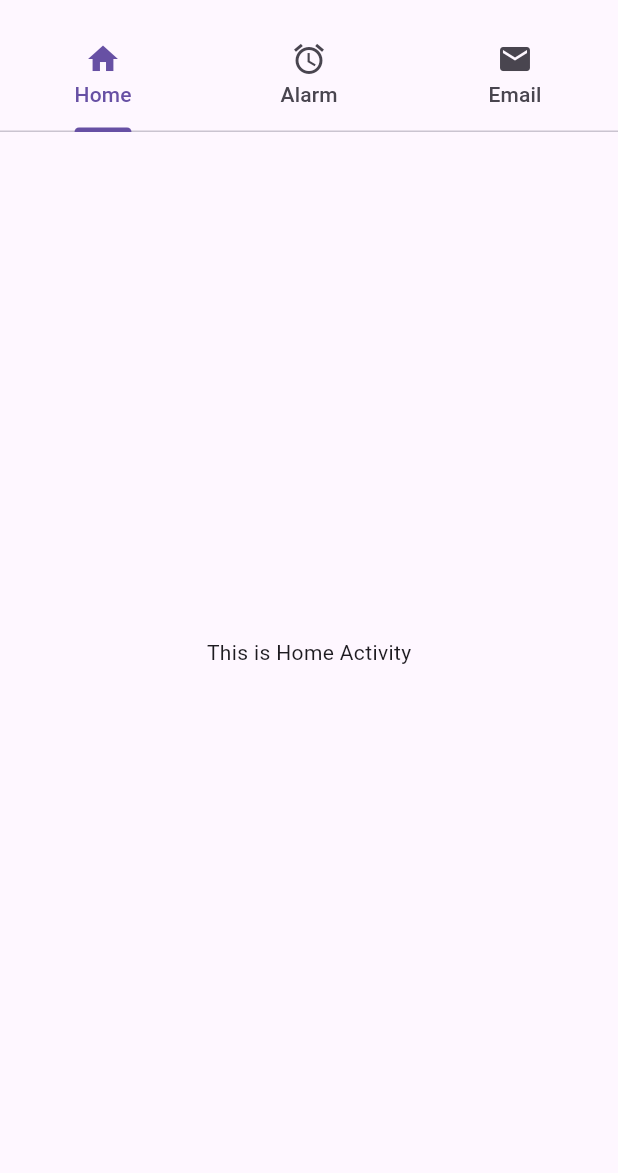
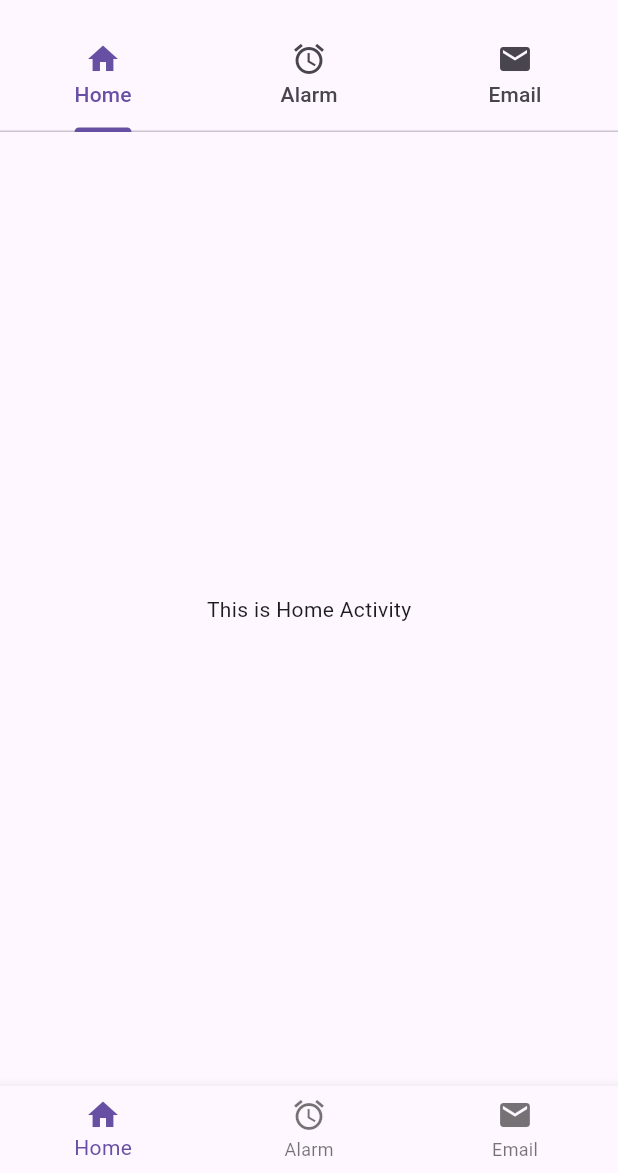
Before and after one commit to alkawsar1030/top_navigation_buttom_navitation_drawer, a Flutter app: the screen it shows after launch, on a phone screen of 412 x 824 dp, the part 63-1236 px from its top. Run offline on Flutter 3.47's test engine with Material 3 defaults, Android fonts, the phone set to English and light mode, and no system bars.

Commit message:
Top navigation wit Buttonnavigation with evey page linked

```diff
--- a/lib/alarmActivity.dart
+++ b/lib/alarmActivity.dart
@@ -1,10 +1,17 @@
 import 'package:flutter/material.dart';
+
+import 'widgets/custom_bottom_nav.dart';
+
 
 class Alarmactivity extends StatelessWidget {
   const Alarmactivity({super.key});
 
   @override
   Widget build(BuildContext context) {
-    return  Container(child: Center(child: Text('This is Alarm Activity')),);
+    return  Scaffold(
+
+      body: const Center(child: Text('Alarm Page')),
+      bottomNavigationBar: const CustomBottomNav(currentIndex: 1),
+    );
   }
 }
--- a/lib/emailActivity.dart
+++ b/lib/emailActivity.dart
@@ -1,10 +1,15 @@
 import 'package:flutter/material.dart';
+import 'widgets/custom_bottom_nav.dart';
 
 class Emailactivity extends StatelessWidget {
   const Emailactivity({super.key});
 
   @override
   Widget build(BuildContext context) {
-    return  Container(child: Center(child: Text('This is Email Activity')),);
+    return Scaffold(
+
+      body: const Center(child: Text('Email Page')),
+      bottomNavigationBar: const CustomBottomNav(currentIndex: 2),
+    );
   }
 }
--- a/lib/homeActivity.dart
+++ b/lib/homeActivity.dart
@@ -1,10 +1,49 @@
 import 'package:flutter/material.dart';
+
+
+import 'widgets/custom_bottom_nav.dart';
+
 
 class Homeactivity extends StatelessWidget {
   const Homeactivity({super.key});
 
   @override
   Widget build(BuildContext context) {
-    return  Container(child: Center(child: Text('This is Home Activity')),);
+    return  Scaffold(
+      body:Center(
+        child: Container(
+          child: Text('This is Home Activity'),
+        ),
+      ),
+
+
+
+      // bottomNavigationBar: BottomNavigationBar(
+      //   //currentIndex: 2,
+      //   onTap: (index){
+      //     if(index==0){
+      //   return;
+      //       // Navigator.push(context, MaterialPageRoute(builder: (context)=>HomePage()));
+      //       // Navigator.pop(context);
+      //     }
+      //    else if(index==1){Navigator.push(context, MaterialPageRoute(builder: (context)=>Alarmactivity()));}
+      //     else {Navigator.push(context, MaterialPageRoute(builder: (context)=>Emailactivity()));}
+      //
+      //
+      //   },
+      //
+      //
+      //   items: const [
+      //     BottomNavigationBarItem(icon: Icon(Icons.home), label: 'Home'),
+      //     BottomNavigationBarItem(icon: Icon(Icons.alarm), label: 'Alarm'),
+      //     BottomNavigationBarItem(icon: Icon(Icons.email), label: 'Email'),
+      //   ],
+      // ),
+
+      bottomNavigationBar: const CustomBottomNav(currentIndex: 0),
+    );
+
   }
+
+
 }
--- a/lib/main.dart
+++ b/lib/main.dart
@@ -2,6 +2,10 @@ import 'package:flutter/material.dart';
 import 'package:top_navigation_buttom_navitation_drawer/alarmActivity.dart';
 import 'package:top_navigation_buttom_navitation_drawer/emailActivity.dart';
 import 'package:top_navigation_buttom_navitation_drawer/homeActivity.dart';
+
+
+
+
 
 void main() {
   runApp(MyApp());
@@ -18,17 +22,23 @@ class MyApp extends StatelessWidget {
 }
 
 class HomePage extends StatelessWidget {
+  HomePage({super.key});
+
 
   List<Tab> activytyButton= [
     Tab(icon: Icon(Icons.home), text: 'Home'),
     Tab(icon: Icon(Icons.alarm), text: 'Alarm'),
     Tab(icon: Icon(Icons.email), text: 'Email'),
+
   ];
   List<Widget> activytyViews=[
     Homeactivity(),
     Alarmactivity(),
     Emailactivity()
+
   ];
+
+
 
   @override
   Widget build(BuildContext context) {
@@ -41,12 +51,14 @@ class HomePage extends StatelessWidget {
             isScrollable: false,
             tabAlignment: TabAlignment.fill,
 
-            tabs:
-            activytyButton,
+            tabs: activytyButton,
           ),
         ),
         body: TabBarView(children: activytyViews),
       ),
+
     );
+
   }
+
 }
--- /dev/null
+++ b/lib/widgets/custom_bottom_nav.dart
@@ -0,0 +1,44 @@
+import 'package:flutter/material.dart';
+
+import 'package:top_navigation_buttom_navitation_drawer/main.dart';
+
+
+
+class CustomBottomNav extends StatelessWidget {
+  final int currentIndex; // Optional: কোন পেজ অ্যাকটিভ আছে দেখাবে
+
+  const CustomBottomNav({super.key, this.currentIndex = 0});
+
+  @override
+  Widget build(BuildContext context) {
+    return BottomNavigationBar(
+      currentIndex: currentIndex,
+      onTap: (index) {
+        if (index == currentIndex) return; // একই পেজে থাকলে কিছু করবে না
+
+        if (index == 0) {
+
+          Navigator.pushReplacement(
+           context,
+           MaterialPageRoute(builder: (context) =>  HomePage()),
+          );
+        } else if (index == 1) {
+          Navigator.pushReplacement(
+            context,
+            MaterialPageRoute(builder: (context) => HomePage()),
+          );
+        } else if(index==2){
+          Navigator.pushReplacement(
+            context,
+            MaterialPageRoute(builder: (context) =>  HomePage()),
+          );
+        }
+      },
+      items: const [
+        BottomNavigationBarItem(icon: Icon(Icons.home), label: 'Home'),
+        BottomNavigationBarItem(icon: Icon(Icons.alarm), label: 'Alarm'),
+        BottomNavigationBarItem(icon: Icon(Icons.email), label: 'Email'),
+      ],
+    );
+  }
+}
```
Also changed, not shown: lib/widgets/custom_top_tab.dart (added).
